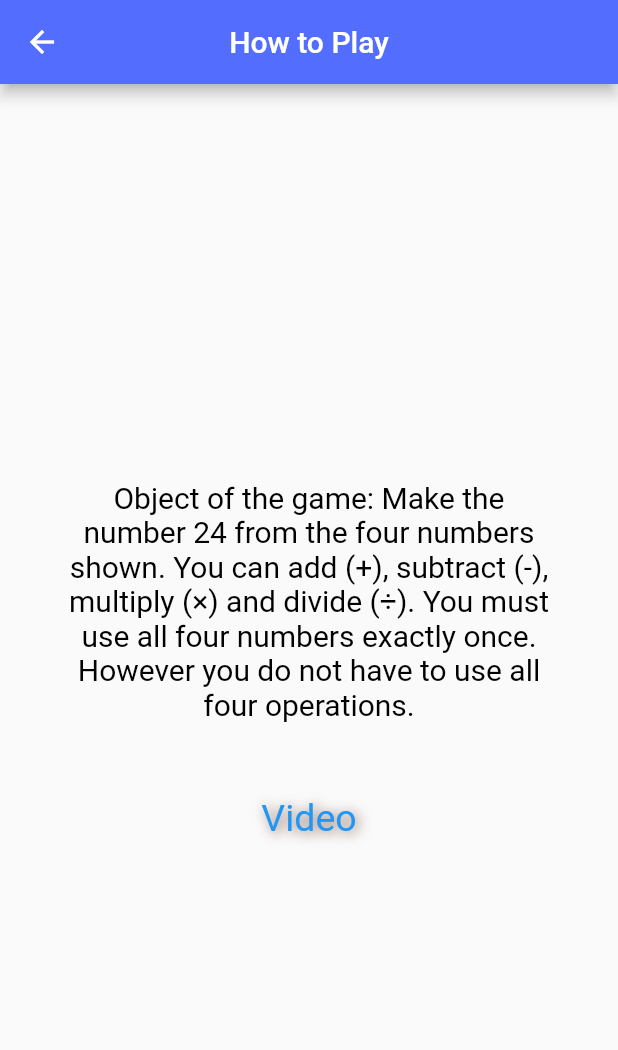
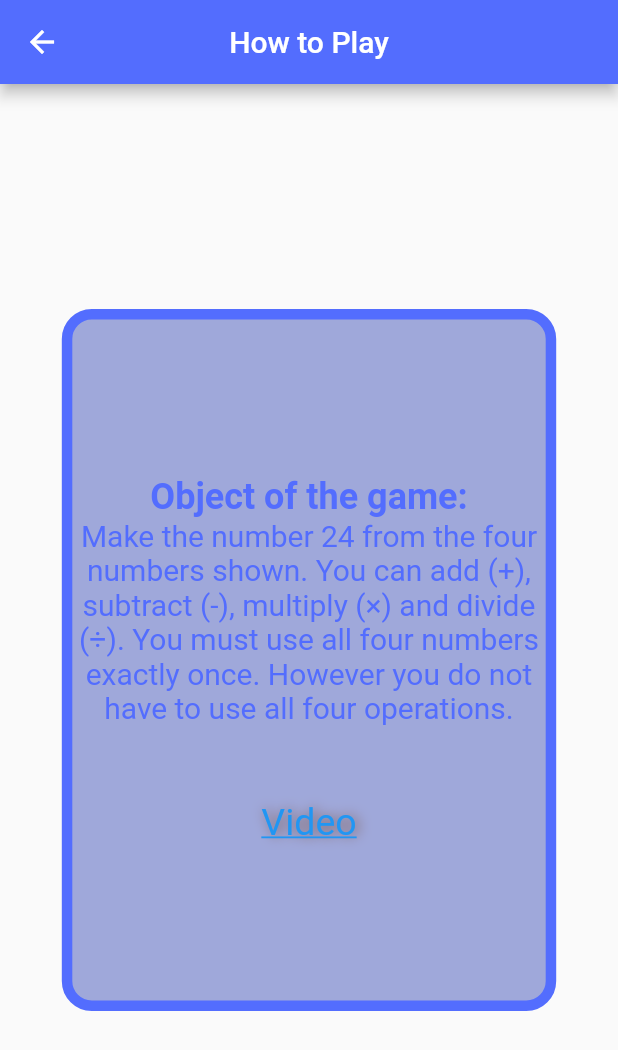
Before and after one commit to nickliu555/24_Game, a Flutter app: the RulesPage screen opened directly, on a phone screen of 412 x 824 dp. Shown: the top 1050 px of the screen. Run offline on Flutter 3.47's test engine with Material 2 defaults, Android fonts, the phone set to English and light mode, and no system bars; our stand-ins replace confetti; missing offline and left inert: fraction; network calls fail; Roboto replaces fonts that are missing (Caveat).

Commit message:
changed color of rules page

```diff
--- a/lib/clock.dart
+++ b/lib/clock.dart
@@ -21,7 +21,7 @@ class ClockWidget extends StatefulWidget {
 
   void reset() {
     stopped = false;
-    secondCount = 0;
+    secondCount = -1;
     minuteCount = 0;
   }
 
--- a/lib/game.dart
+++ b/lib/game.dart
@@ -135,6 +135,7 @@ class _MyGamePageState extends State<GamePage> {
   }
 
   void newGame(bool firstGame) {
+    clockWidget.reset();
     int firstThirdCuttoff = (allSolvableProblems.length / 3).toInt();
     int secondThirdCutoff = firstThirdCuttoff * 2;
     var currDifficulty = getDifficulty();
@@ -194,7 +195,6 @@ class _MyGamePageState extends State<GamePage> {
     turn = 0;
 
     finalResult = 0;
-    clockWidget.reset();
   }
 
   void _showResultDialog() {
@@ -275,7 +275,7 @@ class _MyGamePageState extends State<GamePage> {
       builder: (BuildContext context) {
         clockWidget.stop();
         return AlertDialog(
-          backgroundColor: Colors.blue,
+          backgroundColor: Colors.indigoAccent,
           shape: RoundedRectangleBorder(
             borderRadius: BorderRadius.circular(20.0),
           ),
--- a/lib/rules.dart
+++ b/lib/rules.dart
@@ -26,16 +26,35 @@ class _MyRulesPageState extends State<RulesPage> {
               ],
             )),
         body: Center(
-            child: SizedBox(
+            child: Container(
                 width: MediaQuery.of(context).size.width * 0.8,
+                margin: const EdgeInsets.only(top: 150.0, bottom: 150.0),
+                padding: const EdgeInsets.all(3.0),
+                decoration: BoxDecoration(
+                  borderRadius: BorderRadius.circular(20),
+                  color: Color(0xFF9FA8DA),
+                  border: Border.all(
+                    color: Colors.indigoAccent,
+                    width: 7,
+                  ),
+                ),
                 child: Column(
                     mainAxisAlignment: MainAxisAlignment.center,
                     children: <Widget>[
                       const Text(
-                        "Object of the game: Make the number 24 from the four numbers shown. You can add (+), subtract (-), multiply (×) and divide (÷). You must use all four numbers exactly once. However you do not have to use all four operations.",
+                        "Object of the game:",
                         textAlign: TextAlign.center,
                         style: TextStyle(
-                            color: Colors.black,
+                            color: Colors.indigoAccent,
+                            fontSize: 24.0,
+                            fontFamily: "Caveat",
+                            fontWeight: FontWeight.bold),
+                      ),
+                      const Text(
+                        "Make the number 24 from the four numbers shown. You can add (+), subtract (-), multiply (×) and divide (÷). You must use all four numbers exactly once. However you do not have to use all four operations.",
+                        textAlign: TextAlign.center,
+                        style: TextStyle(
+                            color: Colors.indigoAccent,
                             fontSize: 20.0,
                             fontFamily: "Caveat",
                             fontWeight: FontWeight.w400),
@@ -47,6 +66,7 @@ class _MyRulesPageState extends State<RulesPage> {
                             style: TextStyle(
                                 fontSize: 25,
                                 color: Colors.blue,
+                                decoration: TextDecoration.underline,
                                 shadows: [
                                   Shadow(
                                       color: Colors.brown,
```
